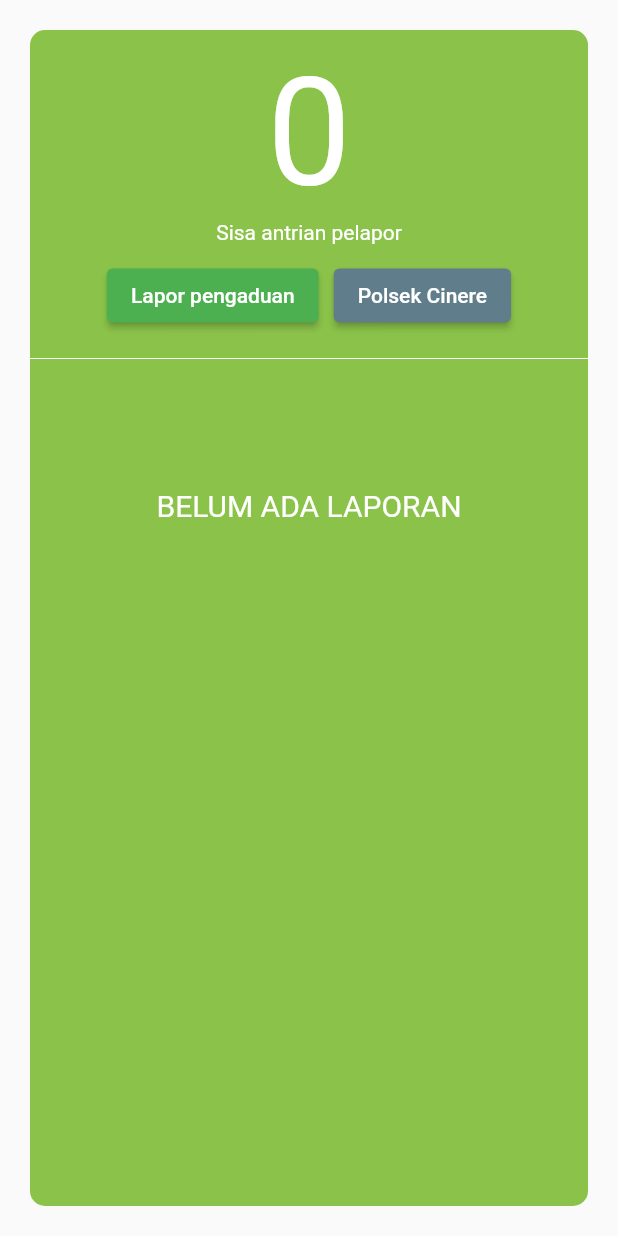
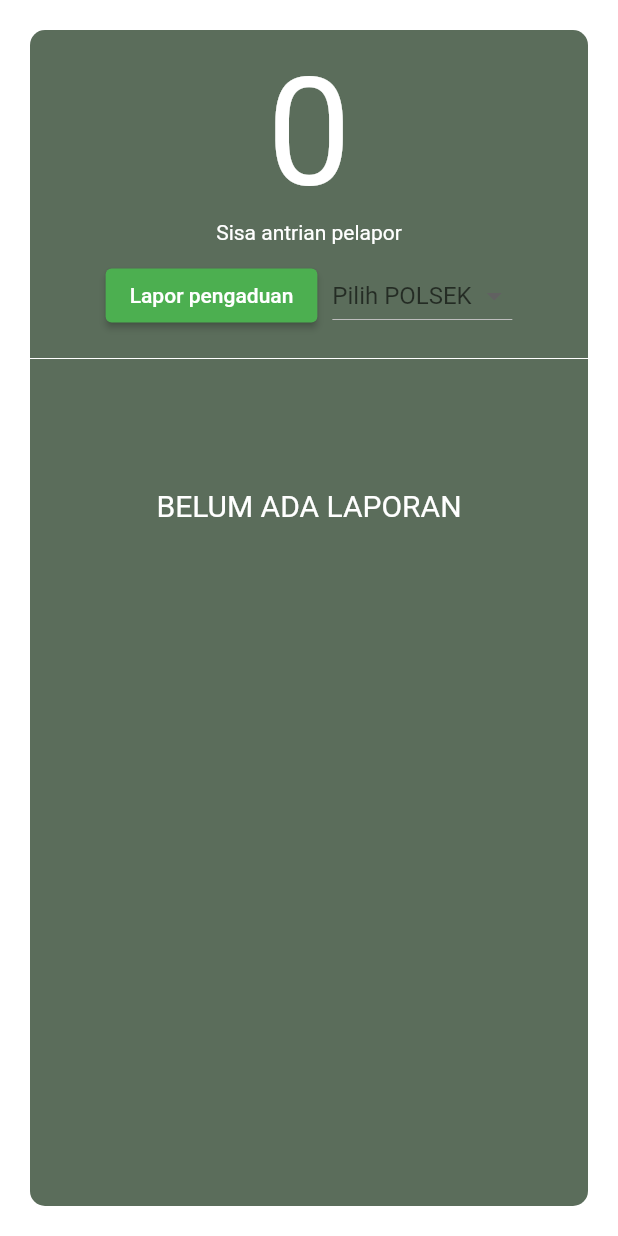
Before and after one commit to nahdian-dev/realtime-monitoring, a Flutter app: the HomepageContent widget shown alone on an empty page, opened directly, on a phone screen of 412 x 824 dp. Run offline on Flutter 3.47's test engine with Material 2 defaults, Android fonts, the phone set to English and light mode, and no system bars; our stand-ins replace firebase_core, firebase_database; accounts and stored records are empty.

Commit message:
onprogress selected polsek

```diff
--- /dev/null
+++ b/lib/config/configuration.dart
@@ -0,0 +1,6 @@
+import 'package:flutter/material.dart';
+
+Color primary = Color(0xFF5B6D5B);
+Color secodary = Color(0xFFCA8A8B);
+Color third = Color(0xFFE2BCB7);
+Color white = Color(0xFFFFFFFF);
--- a/lib/views/form_complaint/form_complaint.dart
+++ b/lib/views/form_complaint/form_complaint.dart
@@ -12,6 +12,9 @@ class FormComplaint extends StatelessWidget {
   final tempatLap = TextEditingController();
   final atasnamaT = TextEditingController();
   final alamatT = TextEditingController();
+
+  final String selectedPolsek;
+  FormComplaint({this.selectedPolsek});
 
   @override
   Widget build(BuildContext context) {
--- a/lib/views/homepage/homepage.dart
+++ b/lib/views/homepage/homepage.dart
@@ -28,7 +28,6 @@ class _HomepageState extends State<Homepage> {
     return Scaffold(
       appBar: AppBar(
         title: Text("QUEUING APPS"),
-        backgroundColor: Colors.green,
       ),
       body: _widgetOptions.elementAt(_selectedIndex),
       bottomNavigationBar: BottomNavigationBar(
@@ -36,7 +35,7 @@ class _HomepageState extends State<Homepage> {
         showUnselectedLabels: false,
         items: [
           BottomNavigationBarItem(label: "A", icon: Icon(Icons.home)),
-          BottomNavigationBarItem(label: "A", icon: Icon(Icons.people)),
+          BottomNavigationBarItem(label: "A", icon: Icon(Icons.rate_review)),
           BottomNavigationBarItem(label: "A", icon: Icon(Icons.person)),
         ],
         currentIndex: _selectedIndex,
--- a/lib/views/homepage/homepage_content.dart
+++ b/lib/views/homepage/homepage_content.dart
@@ -1,5 +1,6 @@
 import 'dart:async';
 import 'package:flutter/material.dart';
+import 'package:realtime_monitoring/config/configuration.dart';
 import 'package:realtime_monitoring/controllers/todo.dart';
 import 'package:realtime_monitoring/views/form_complaint/form_complaint.dart';
 import 'package:realtime_monitoring/views/homepage/laporan_detail_menu.dart';
@@ -12,6 +13,12 @@ class HomepageContent extends StatefulWidget {
 class _HomepageContentState extends State<HomepageContent> {
   StreamSubscription _subscriptionTodo;
   int _countFb = 0;
+  String _selectedPolsek;
+
+  List _polsek = [
+    "POLSEK CINERE",
+    "POLSEK SAWANGAN",
+  ];
 
   @override
   void initState() {
@@ -35,7 +42,7 @@ class _HomepageContentState extends State<HomepageContent> {
       width: double.infinity,
       margin: EdgeInsets.all(20),
       decoration: BoxDecoration(
-        color: Colors.lightGreen,
+        color: primary,
         borderRadius: BorderRadius.circular(10),
       ),
       child: Column(
@@ -63,7 +70,7 @@ class _HomepageContentState extends State<HomepageContent> {
                     context,
                     PageRouteBuilder(
                         pageBuilder: (context, animation, secondaryAnimation) =>
-                            FormComplaint(),
+                            FormComplaint(selectedPolsek: _selectedPolsek),
                         transitionsBuilder:
                             (context, animation, secondaryAnimation, child) {
                           return child;
@@ -80,14 +87,36 @@ class _HomepageContentState extends State<HomepageContent> {
               SizedBox(width: 10),
 
               //ganti tempat
-              ElevatedButton(
-                onPressed: () {},
-                child: Text("Polsek Cinere"),
-                style: ButtonStyle(
-                  backgroundColor:
-                      MaterialStateProperty.all<Color>(Colors.blueGrey),
+              // ElevatedButton(
+              //   onPressed: () {},
+              //   child: Text("Polsek Cinere"),
+              //   style: ButtonStyle(
+              //     backgroundColor:
+              //         MaterialStateProperty.all<Color>(Colors.blueGrey),
+              //   ),
+              // ),
+
+              Container(
+                width: 120,
+                child: DropdownButton(
+                  isExpanded: true,
+                  hint: (_selectedPolsek == null)
+                      ? Text("Pilih POLSEK")
+                      : Text(_selectedPolsek),
+                  value: _selectedPolsek,
+                  items: _polsek.map((value) {
+                    return DropdownMenuItem(
+                      child: Text(value),
+                      value: value,
+                    );
+                  }).toList(),
+                  onChanged: (value) {
+                    setState(() {
+                      _selectedPolsek = value;
+                    });
+                  },
                 ),
-              )
+              ),
             ],
           ),
           SizedBox(height: 10),
```
Also changed, not shown: lib/main.dart (+6 -1 lines), lib/views/account/account.dart (+56 -1 lines), lib/views/user_access/login/login.dart (+16 -5 lines), lib/views/user_access/register/register.dart (+99 -0 lines).
